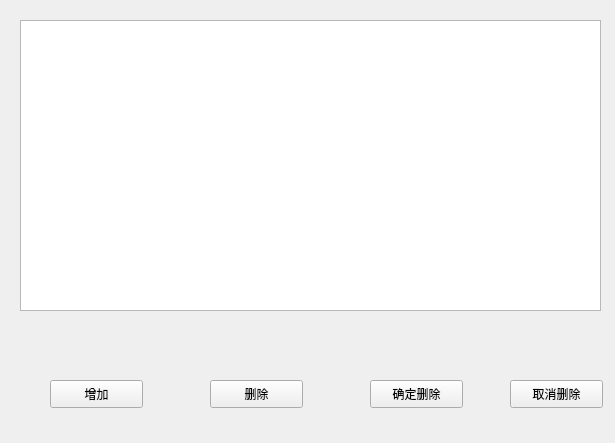
Qt form day05/06_ModelView/widget.ui (MisakiFx/QtCode) before a commit.
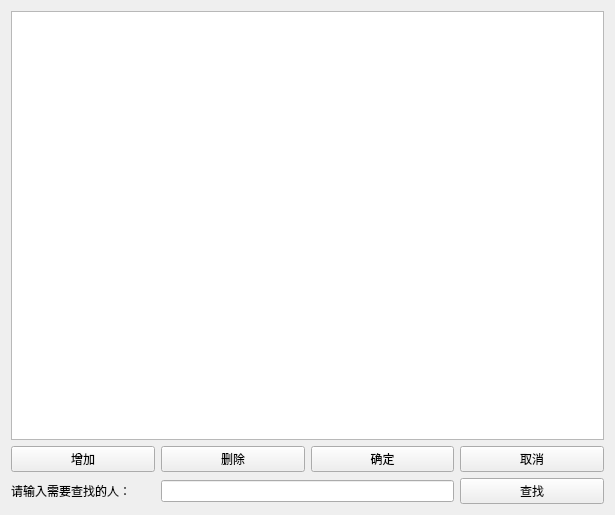
The same form after that commit.

```diff
--- a/day05/06_ModelView/widget.ui
+++ b/day05/06_ModelView/widget.ui
@@ -7,74 +7,62 @@
     <x>0</x>
     <y>0</y>
     <width>615</width>
-    <height>443</height>
+    <height>515</height>
    </rect>
   </property>
   <property name="windowTitle">
    <string>Widget</string>
   </property>
-  <widget class="QTableView" name="tableView">
-   <property name="geometry">
-    <rect>
-     <x>20</x>
-     <y>20</y>
-     <width>581</width>
-     <height>291</height>
-    </rect>
-   </property>
-  </widget>
-  <widget class="QPushButton" name="pushButton">
-   <property name="geometry">
-    <rect>
-     <x>50</x>
-     <y>380</y>
-     <width>93</width>
-     <height>28</height>
-    </rect>
-   </property>
+  <layout class="QGridLayout" name="gridLayout">
+   <item row="0" column="0" colspan="4">
+    <widget class="QTableView" name="tableView"/>
+   </item>
+   <item row="1" column="0">
+    <widget class="QPushButton" name="buttonAdd">
    <property name="text">
     <string>增加</string>
    </property>
   </widget>
-  <widget class="QPushButton" name="pushButton_2">
-   <property name="geometry">
-    <rect>
-     <x>210</x>
-     <y>380</y>
-     <width>93</width>
-     <height>28</height>
-    </rect>
-   </property>
+   </item>
+   <item row="1" column="1">
+    <widget class="QPushButton" name="buttonDel">
    <property name="text">
     <string>删除</string>
    </property>
   </widget>
-  <widget class="QPushButton" name="pushButton_3">
-   <property name="geometry">
-    <rect>
-     <x>370</x>
-     <y>380</y>
-     <width>93</width>
-     <height>28</height>
-    </rect>
-   </property>
+   </item>
+   <item row="1" column="2">
+    <widget class="QPushButton" name="buttonSure">
+     <property name="text">
+      <string>确定</string>
+     </property>
+    </widget>
+   </item>
+   <item row="1" column="3">
+    <widget class="QPushButton" name="buttonCancel">
    <property name="text">
-    <string>确定删除</string>
-   </property>
-  </widget>
-  <widget class="QPushButton" name="pushButton_4">
-   <property name="geometry">
-    <rect>
-     <x>510</x>
-     <y>380</y>
-     <width>93</width>
-     <height>28</height>
-    </rect>
-   </property>
+      <string>取消</string>
+     </property>
+    </widget>
+   </item>
+   <item row="2" column="0">
+    <widget class="QLabel" name="label">
+     <property name="text">
+      <string>请输入需要查找的人：</string>
+     </property>
+    </widget>
+   </item>
+   <item row="2" column="1" colspan="2">
+    <widget class="QLineEdit" name="lineEdit"/>
+   </item>
+   <item row="2" column="3">
+    <widget class="QPushButton" name="buttonFind">
    <property name="text">
-    <string>取消删除</string>
-   </property>
-  </widget>
+      <string>查找</string>
+     </property>
+    </widget>
+   </item>
+  </layout>
  </widget>
  <layoutdefault spacing="6" margin="11"/>
  <resources/>
```
Lines whose indentation alone changed are shown as unchanged.
